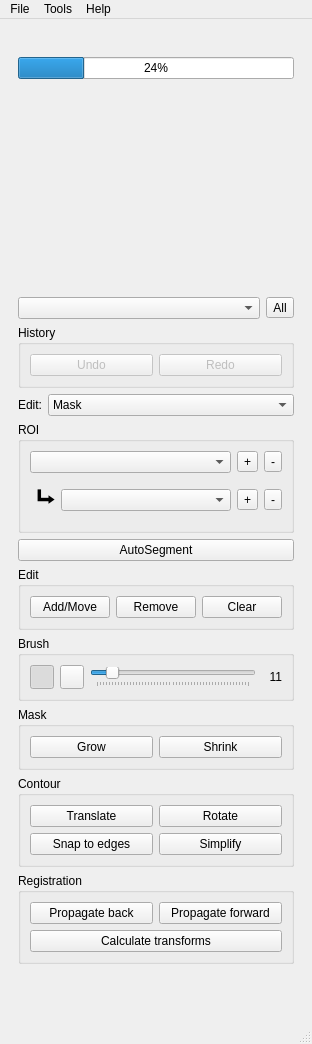
Before: the Qt Designer form ui/toolbox.ui in dafne-imaging/dafne, drawn with Qt 5.
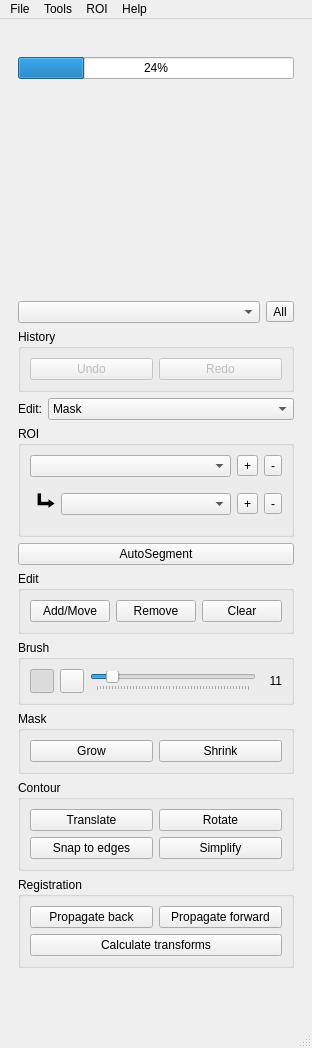
After: the same form once the commit is applied. Icons and pictures are not drawn.

What changed in the file:
```diff
--- a/ui/toolbox.ui
+++ b/ui/toolbox.ui
@@ -7,7 +7,7 @@
     <x>0</x>
     <y>0</y>
     <width>311</width>
-    <height>1044</height>
+    <height>1048</height>
    </rect>
   </property>
   <property name="windowTitle">
@@ -603,8 +603,16 @@
     </property>
     <addaction name="actionAbout"/>
    </widget>
+   <widget class="QMenu" name="menuROI">
+    <property name="title">
+     <string>ROI</string>
+    </property>
+    <addaction name="actionDuplicate_roi"/>
+    <addaction name="actionCombine_roi"/>
+   </widget>
    <addaction name="menuFile"/>
    <addaction name="menuTools"/>
+   <addaction name="menuROI"/>
    <addaction name="menuHelp"/>
   </widget>
   <widget class="QStatusBar" name="statusbar"/>
```
Left out of the diff: 17 changed lines with no effect on the pictures.
